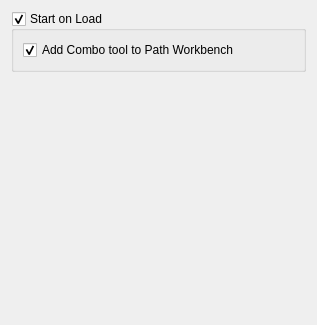
This is Resources/preferences.ui in mlampert/Machinekit-Workbench as Qt 5 draws it before an edit. The edited form follows.
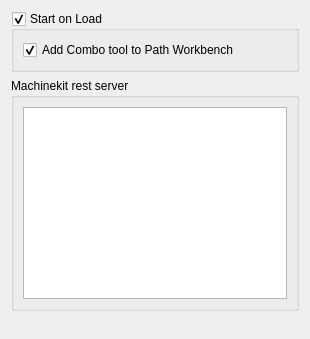
This is the edited form.

Commit message: Added rest server access in case there are zeroconf issues

Diff of the .ui file:
```diff
--- a/Resources/preferences.ui
+++ b/Resources/preferences.ui
@@ -6,8 +6,8 @@
    <rect>
     <x>0</x>
     <y>0</y>
-    <width>317</width>
-    <height>325</height>
+    <width>310</width>
+    <height>339</height>
    </rect>
   </property>
   <property name="windowTitle">
@@ -36,6 +36,34 @@
      </layout>
     </widget>
    </item>
+   <item>
+    <widget class="QGroupBox" name="groupBox">
+     <property name="title">
+      <string>Machinekit rest server</string>
+     </property>
+     <layout class="QVBoxLayout" name="verticalLayout_2">
+      <item>
+       <widget class="QListWidget" name="restServers">
+        <property name="toolTip">
+         <string>&lt;html&gt;&lt;head/&gt;&lt;body&gt;&lt;p&gt;If you run rest-services on a Machinekit instance you can add the host:port here and the workbench will actively check the server and any services running on it.&lt;/p&gt;&lt;p&gt;The default port (if none is specified) is 8088&lt;/p&gt;&lt;/body&gt;&lt;/html&gt;</string>
+        </property>
+        <property name="editTriggers">
+         <set>QAbstractItemView::AllEditTriggers</set>
+        </property>
+        <property name="tabKeyNavigation">
+         <bool>true</bool>
+        </property>
+        <property name="selectionBehavior">
+         <enum>QAbstractItemView::SelectRows</enum>
+        </property>
+        <property name="uniformItemSizes">
+         <bool>true</bool>
+        </property>
+       </widget>
+      </item>
+     </layout>
+    </widget>
+   </item>
    <item>
     <spacer name="verticalSpacer">
      <property name="orientation">
```
The commit also changes 2 other files.
